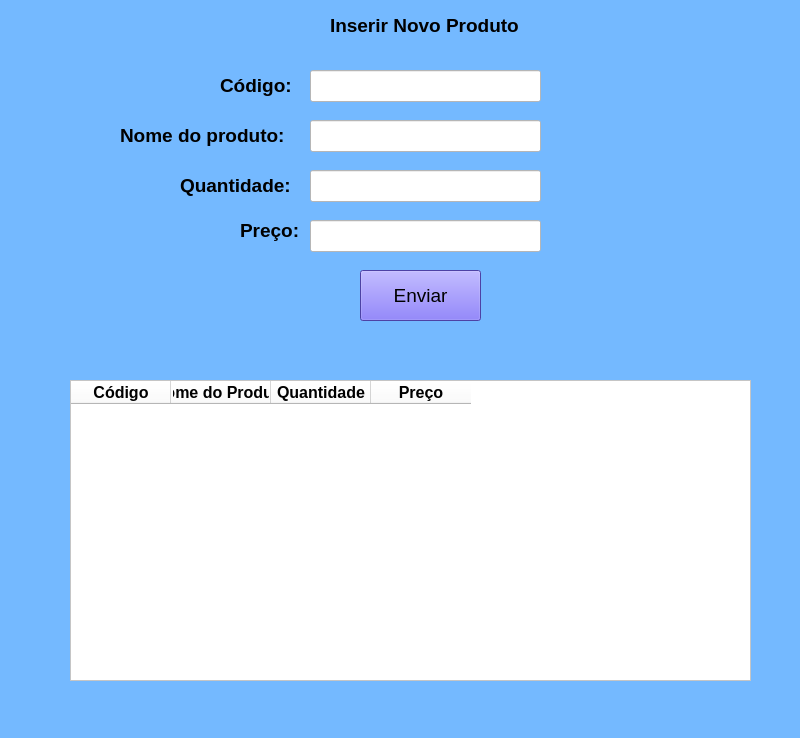
Above: cadastro_produtos.ui from fabiojuliosantos/projeto-ads before the change. Below: the same form after it.
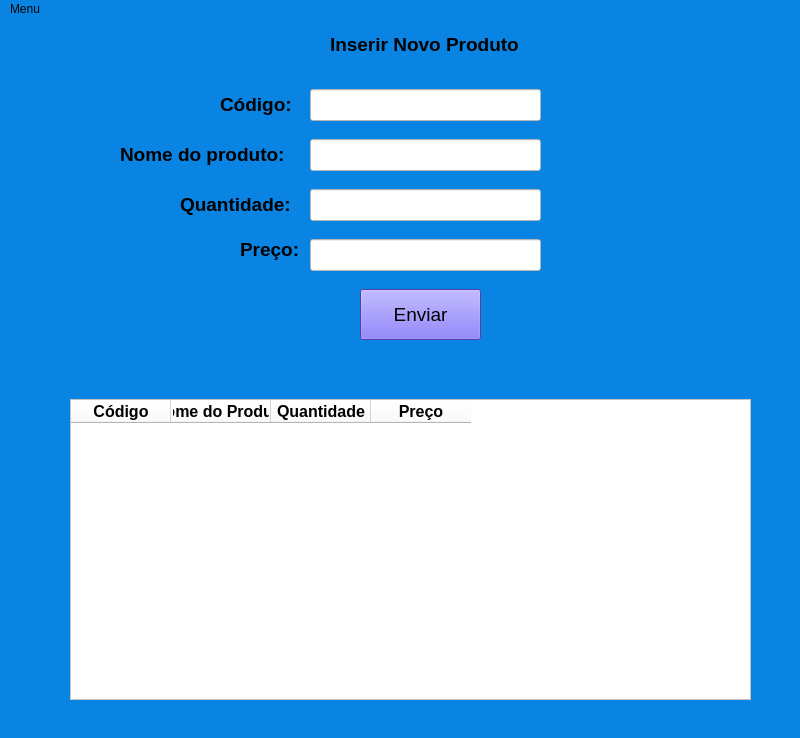
That is the form after the change.

```diff
--- a/cadastro_produtos.ui
+++ b/cadastro_produtos.ui
@@ -14,7 +14,7 @@
    <string>MainWindow</string>
   </property>
   <property name="styleSheet">
-   <string notr="true">background-color:rgb(116,185,255)</string>
+   <string notr="true">background-color: rgb(9, 132, 227);</string>
   </property>
   <widget class="QWidget" name="centralwidget">
    <widget class="QLabel" name="label">
@@ -292,7 +292,8 @@
     </column>
    </widget>
   </widget>
-  <widget class="QMenuBar" name="menubar">
+  <widget class="QStatusBar" name="statusbar"/>
+  <widget class="QMenuBar" name="menuBar">
    <property name="geometry">
     <rect>
      <x>0</x>
@@ -301,6 +302,16 @@
      <height>30</height>
     </rect>
    </property>
+   <widget class="QMenu" name="menuMenu">
+    <property name="title">
+     <string>Menu</string>
+    </property>
+    <addaction name="actionPrincipal"/>
+    <addaction name="actionAdicionar_Itens"/>
+    <addaction name="actionEditar_Itens"/>
+    <addaction name="actionVendas"/>
+   </widget>
+   <addaction name="menuMenu"/>
   </widget>
   <widget class="QStatusBar" name="statusbar"/>
  </widget>
```
Left out of the diff: 25 changed lines with no effect on the pictures.
